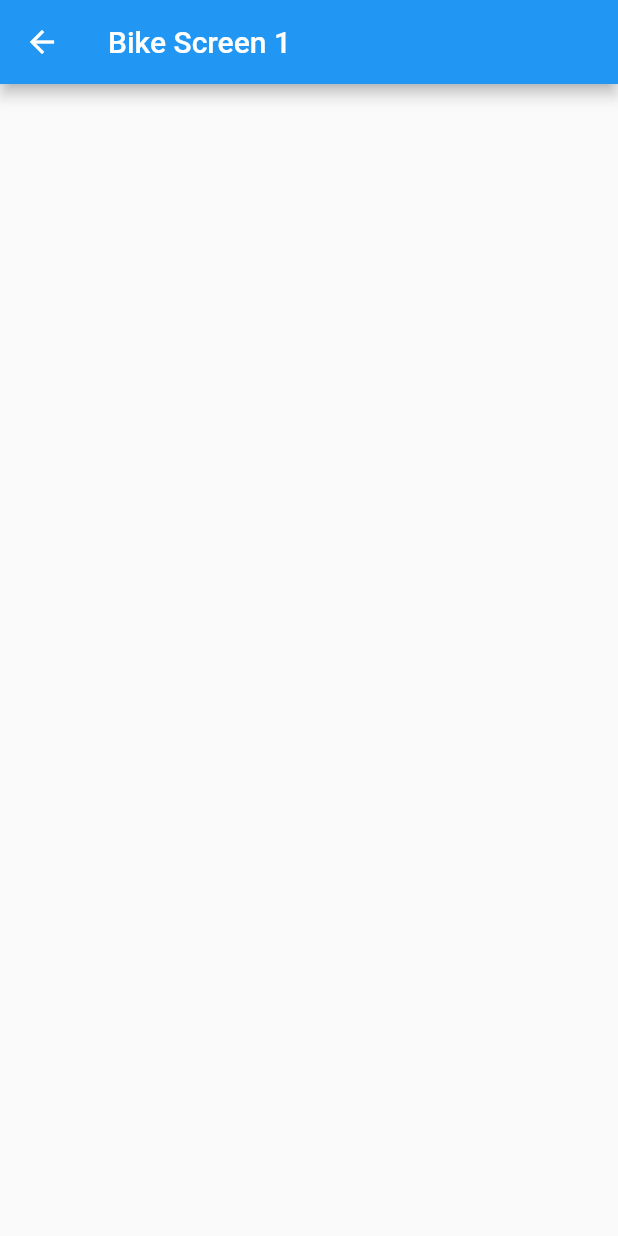
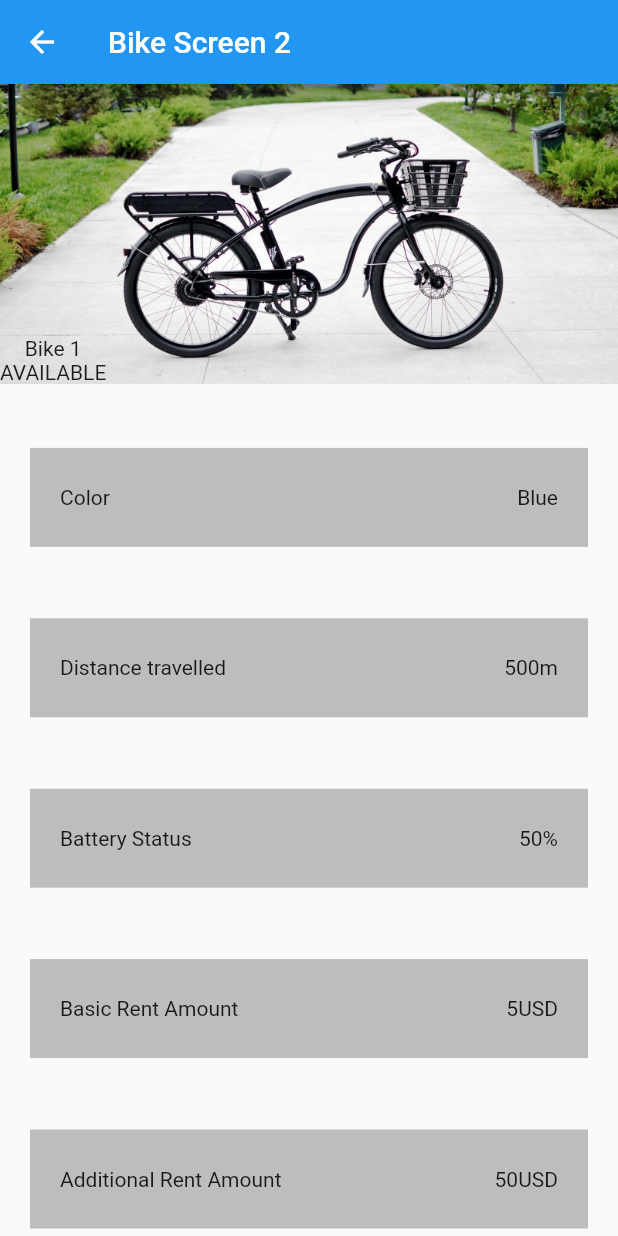
Before and after one commit to monstertau/E-Bike-Flutter, a Flutter app: the DetailedDockScreen screen opened directly, after a tap on "Bike screen", on a phone screen of 412 x 824 dp. Run offline on Flutter 3.47's test engine with Material 2 defaults, Android fonts, the phone set to English and light mode, and no system bars; our stand-ins replace logger, mvc_pattern; missing offline and left inert: postgres; network calls fail.

Commit message:
Bike Screen: basic UI elements

```diff
--- a/Programming/eco_bike_rental/lib/model/Bike/Bike.dart
+++ b/Programming/eco_bike_rental/lib/model/Bike/Bike.dart
@@ -63,4 +63,8 @@ class Bike {
   set color(String value) {
     _color = value;
   }
+
+  Future<Bike> getBikeById(int id) async {
+    return bike;
+  }
 }
--- a/Programming/eco_bike_rental/lib/view/bike_view/bike_screen.dart
+++ b/Programming/eco_bike_rental/lib/view/bike_view/bike_screen.dart
@@ -1,4 +1,6 @@
 import 'package:flutter/material.dart';
+import 'text_item.dart';
+import 'image_banner.dart';
 
 class BikeScreen extends StatefulWidget {
   final int id;
@@ -17,7 +19,18 @@ class _BikeScreenState extends State<BikeScreen> {
       appBar: AppBar(
         title: Text("Bike Screen ${widget.id}"),
       ),
-      body: Container(),
+      body: Column(
+        mainAxisAlignment: MainAxisAlignment.spaceBetween,
+        crossAxisAlignment: CrossAxisAlignment.stretch,
+        children: [
+          ImageBanner("lib/assets/images/bike.jpg", 'Bike 1', true),
+          TextItem('Color', 'Blue'),
+          TextItem('Distance travelled', '500m'),
+          TextItem('Battery Status', '50%'),
+          TextItem('Basic Rent Amount', '5USD'),
+          TextItem('Additional Rent Amount', '50USD'),
+        ],
+      ),
     );
   }
 }
--- a/Programming/eco_bike_rental/lib/view/bike_view/rented_bike_screen.dart
+++ b/Programming/eco_bike_rental/lib/view/bike_view/rented_bike_screen.dart
@@ -1,5 +1,5 @@
 import 'package:flutter/material.dart';
-
+import 'text_item.dart';
 import 'image_banner.dart';
 
 class RentedBikeScreen extends StatefulWidget {
@@ -29,28 +29,3 @@ class _RentedBikeScreenState extends State<RentedBikeScreen> {
     );
   }
 }
-
-class TextItem extends StatefulWidget {
-  final String _key;
-  final String _value;
-
-  TextItem(this._key, this._value);
-
-  @override
-  _TextItemState createState() => _TextItemState();
-}
-
-class _TextItemState extends State<TextItem> {
-  @override
-  Widget build(BuildContext context) {
-    return Container(
-      color: Colors.grey[400],
-      padding: EdgeInsets.fromLTRB(20, 25, 20, 25),
-      margin: EdgeInsets.fromLTRB(20, 5, 20, 5),
-      child: Row(
-        mainAxisAlignment: MainAxisAlignment.spaceBetween,
-        children: [Text(widget._key), Text(widget._value)],
-      ),
-    );
-  }
-}
--- /dev/null
+++ b/Programming/eco_bike_rental/lib/view/bike_view/text_item.dart
@@ -0,0 +1,26 @@
+import 'package:flutter/material.dart';
+
+class TextItem extends StatefulWidget {
+  final String _key;
+  final String _value;
+
+  TextItem(this._key, this._value);
+
+  @override
+  _TextItemState createState() => _TextItemState();
+}
+
+class _TextItemState extends State<TextItem> {
+  @override
+  Widget build(BuildContext context) {
+    return Container(
+      color: Colors.grey[400],
+      padding: EdgeInsets.fromLTRB(20, 25, 20, 25),
+      margin: EdgeInsets.fromLTRB(20, 5, 20, 5),
+      child: Row(
+        mainAxisAlignment: MainAxisAlignment.spaceBetween,
+        children: [Text(widget._key), Text(widget._value)],
+      ),
+    );
+  }
+}
--- a/Programming/eco_bike_rental/lib/view/common/routing.dart
+++ b/Programming/eco_bike_rental/lib/view/common/routing.dart
@@ -37,7 +37,7 @@ class AppRouter {
       case choosePaymentRoute:
         return MaterialPageRoute(builder: (context) => ChoosePaymentScreen());
       case rentedBikeRoute:
-        String id = settings.arguments;
+        // String id = settings.arguments;
         return MaterialPageRoute(builder: (context) => RentedBikeScreen());
       // case invoiceRoute:
       //   return MaterialPageRoute(builder: (context) => InvoiceScreen());
--- a/Programming/eco_bike_rental/lib/view/dock_view/detailed_dock_screen.dart
+++ b/Programming/eco_bike_rental/lib/view/dock_view/detailed_dock_screen.dart
@@ -24,7 +24,7 @@ class _DetailedDockScreenState extends State<DetailedDockScreen> {
           onPressed: () {
             // push navigator to navigate to page
             // argument = id of bike
-            Navigator.pushNamed(context, detailedBikeRoute, arguments: 1);
+            Navigator.pushNamed(context, detailedBikeRoute, arguments: 2);
           },
           child: Text("Bike screen"),
         ),
```
Also changed, not shown: Programming/eco_bike_rental/pubspec.lock (deleted).
